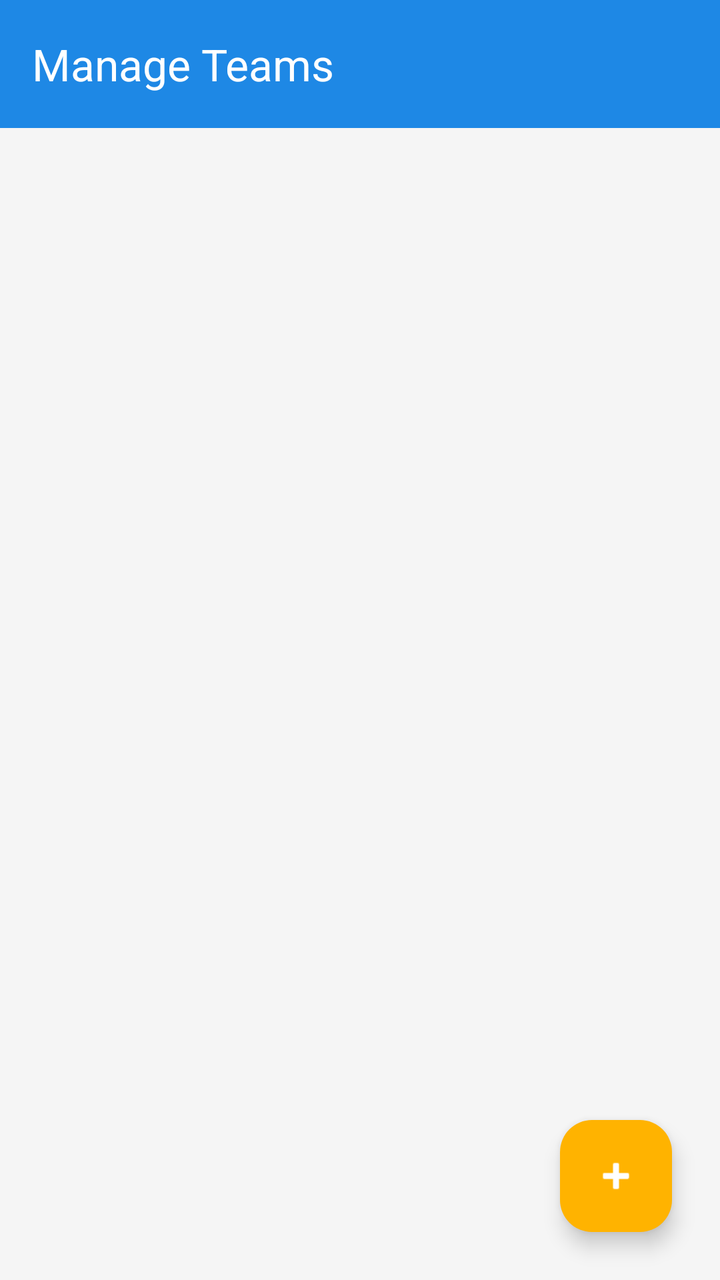
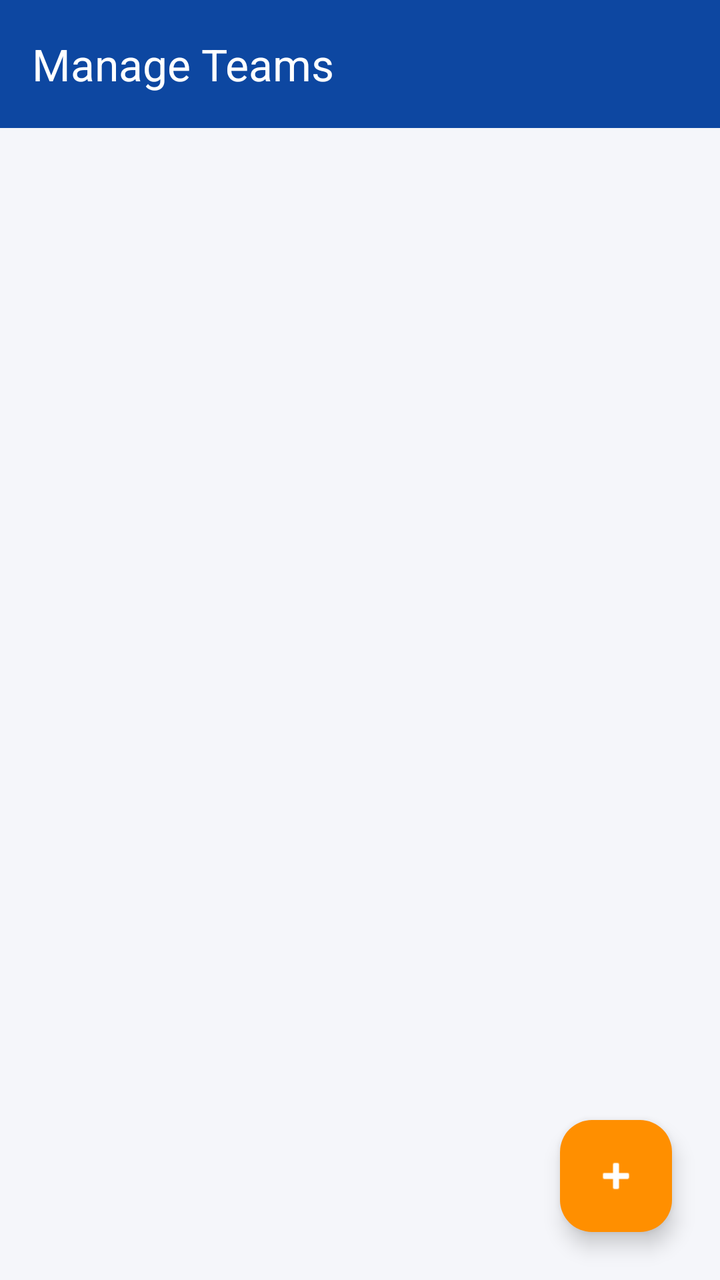

Before-and-after screenshots of an Android layout around one commit, followed by the original layout XML and the change that was made.
<!-- AndroidManifest.xml: application theme Theme.SPORTSHUB -->
<!-- res/layout/activity_admin_team_list.xml -->
<?xml version="1.0" encoding="utf-8"?>
<androidx.constraintlayout.widget.ConstraintLayout xmlns:android="http://schemas.android.com/apk/res/android"
    xmlns:app="http://schemas.android.com/apk/res-auto"
    android:layout_width="match_parent"
    android:layout_height="match_parent"
    android:background="@color/background">

    <androidx.appcompat.widget.Toolbar
        android:id="@+id/toolbarAdminTeams"
        android:layout_width="match_parent"
        android:layout_height="?attr/actionBarSize"
        android:background="@color/primary"
        android:theme="@style/ThemeOverlay.AppCompat.Dark.ActionBar"
        app:popupTheme="@style/ThemeOverlay.AppCompat.Light"
        app:title="Manage Teams"
        app:titleTextColor="@color/white"
        app:layout_constraintTop_toTopOf="parent" />

    <TextView
        android:id="@+id/tvEmptyState"
        android:layout_width="wrap_content"
        android:layout_height="wrap_content"
        android:text="No teams found. Click + to add one."
        android:textColor="@color/text_secondary"
        android:textSize="16sp"
        android:visibility="gone"
        app:layout_constraintBottom_toBottomOf="parent"
        app:layout_constraintEnd_toEndOf="parent"
        app:layout_constraintStart_toStartOf="parent"
        app:layout_constraintTop_toBottomOf="@id/toolbarAdminTeams" />

    <ListView
        android:id="@+id/lvAdminTeams"
        android:layout_width="0dp"
        android:layout_height="0dp"
        android:divider="@android:color/transparent"
        android:dividerHeight="0dp"
        app:layout_constraintBottom_toBottomOf="parent"
        app:layout_constraintEnd_toEndOf="parent"
        app:layout_constraintStart_toStartOf="parent"
        app:layout_constraintTop_toBottomOf="@id/toolbarAdminTeams" />

    <com.google.android.material.floatingactionbutton.FloatingActionButton
        android:id="@+id/fabAddTeam"
        android:layout_width="wrap_content"
        android:layout_height="wrap_content"
        android:layout_margin="24dp"
        android:contentDescription="Add Team"
        android:src="@android:drawable/ic_input_add"
        app:backgroundTint="@color/secondary"
        app:layout_constraintBottom_toBottomOf="parent"
        app:layout_constraintEnd_toEndOf="parent"
        app:tint="@color/white" />

</androidx.constraintlayout.widget.ConstraintLayout>
<!-- resources referenced by this layout -->
<resources>
  <color name="background">#F5F5F5</color>
  <color name="primary">#1E88E5</color>
  <color name="secondary">#FFB300</color>
  <color name="text_secondary">#757575</color>
  <color name="white">#FFFFFFFF</color>
  <style name="Theme.SPORTSHUB" parent="Base.Theme.SPORTSHUB" />
  <style name="Base.Theme.SPORTSHUB" parent="Theme.Material3.DayNight.NoActionBar">
          
          
      </style>
</resources>

<!-- the commit's change to res/layout/activity_admin_team_list.xml (unified diff, before → after) -->
@@ -3,17 +3,17 @@
     xmlns:app="http://schemas.android.com/apk/res-auto"
     android:layout_width="match_parent"
     android:layout_height="match_parent"
-    android:background="@color/background">
+    android:background="?android:attr/colorBackground">
 
     <androidx.appcompat.widget.Toolbar
         android:id="@+id/toolbarAdminTeams"
         android:layout_width="match_parent"
         android:layout_height="?attr/actionBarSize"
-        android:background="@color/primary"
+        android:background="?attr/colorPrimary"
         android:theme="@style/ThemeOverlay.AppCompat.Dark.ActionBar"
         app:popupTheme="@style/ThemeOverlay.AppCompat.Light"
         app:title="Manage Teams"
-        app:titleTextColor="@color/white"
+        app:titleTextColor="?attr/colorOnPrimary"
         app:layout_constraintTop_toTopOf="parent" />
 
     <TextView
@@ -21,8 +21,12 @@
         android:layout_width="wrap_content"
         android:layout_height="wrap_content"
         android:text="No teams found. Click + to add one."
-        android:textColor="@color/text_secondary"
-        android:textSize="16sp"
+        android:textColor="?android:attr/textColorSecondary"
+        android:textAppearance="?attr/textAppearanceBodyLarge"
+        android:gravity="center"
+        android:drawableTop="@drawable/ic_dash_team"
+        app:drawableTint="?attr/colorSecondary"
+        android:drawablePadding="8dp"
         android:visibility="gone"
         app:layout_constraintBottom_toBottomOf="parent"
         app:layout_constraintEnd_toEndOf="parent"
@@ -35,6 +39,8 @@
         android:layout_height="0dp"
         android:divider="@android:color/transparent"
         android:dividerHeight="0dp"
+        android:paddingTop="8dp"
+        android:clipToPadding="false"
         app:layout_constraintBottom_toBottomOf="parent"
         app:layout_constraintEnd_toEndOf="parent"
         app:layout_constraintStart_toStartOf="parent"
@@ -47,9 +53,9 @@
         android:layout_margin="24dp"
         android:contentDescription="Add Team"
         android:src="@android:drawable/ic_input_add"
-        app:backgroundTint="@color/secondary"
+        app:backgroundTint="?attr/colorSecondary"
+        app:tint="?attr/colorSurface"
         app:layout_constraintBottom_toBottomOf="parent"
-        app:layout_constraintEnd_toEndOf="parent"
-        app:tint="@color/white" />
+        app:layout_constraintEnd_toEndOf="parent" />
 
 </androidx.constraintlayout.widget.ConstraintLayout>
<!-- resource entries referenced after the edit -->
@@ -1,14 +1,31 @@
 <!-- resources referenced by this layout -->
 <resources>
-  <color name="background">#F5F5F5</color>
-  <color name="primary">#1E88E5</color>
-  <color name="secondary">#FFB300</color>
-  <color name="text_secondary">#757575</color>
-  <color name="white">#FFFFFFFF</color>
+  <!-- drawable ic_dash_team (drawable) -->
+  <vector xmlns:android="http://schemas.android.com/apk/res/android"
+      android:width="24dp"
+      android:height="24dp"
+      android:viewportWidth="24"
+      android:viewportHeight="24">
+      <path
+          android:fillColor="#FFFFFFFF"
+          android:pathData="M16,11c1.66,0 2.99,-1.34 2.99,-3S17.66,5 16,5c-1.66,0 -3,1.34 -3,3S14.34,11 16,11zM8,11c1.66,0 2.99,-1.34 2.99,-3S9.66,5 8,5C6.34,5 5,6.34 5,8S6.34,11 8,11zM8,13c-2.33,0 -7,1.17 -7,3.5V19h14v-2.5C15,14.17 10.33,13 8,13zM16,13c-0.29,0 -0.62,0.02 -0.97,0.05C16.24,13.93 17,14.9 17,16.5V19h7v-2.5C24,14.17 19.33,13 16,13z" />
+  </vector>
+  <color name="background">#F5F6FA</color>
+  <color name="surface">#FFFFFF</color>
+  <color name="primary">#0D47A1</color>
+  <color name="text_on_primary">#FFFFFF</color>
+  <color name="primary_dark">#002171</color>
+  <color name="secondary">#FF8F00</color>
+  <color name="error">#B00020</color>
   <style name="Theme.SPORTSHUB" parent="Base.Theme.SPORTSHUB" />
   <style name="Base.Theme.SPORTSHUB" parent="Theme.Material3.DayNight.NoActionBar">
-          
-          
+          <item name="colorPrimary">@color/primary</item>
+          <item name="colorOnPrimary">@color/text_on_primary</item>
+          <item name="colorPrimaryDark">@color/primary_dark</item>
+          <item name="colorSecondary">@color/secondary</item>
+          <item name="colorError">@color/error</item>
+          <item name="android:colorBackground">@color/background</item>
+          <item name="colorSurface">@color/surface</item>
       </style>
 </resources>
 
